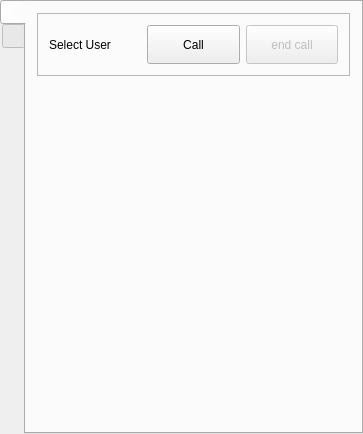
skotch96/CM, file CMClient/mainwindow.ui: the form before one commit.
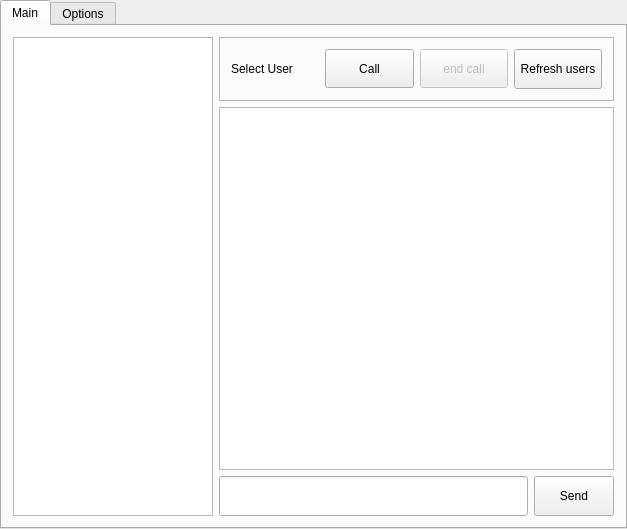
The form after the commit. The open tabs and pages were chosen to show the change. Icons and pictures are not drawn.

Commit message: Add protocol to start and end call and added send text message PS not tested version

Diff of the .ui file:
```diff
--- a/CMClient/mainwindow.ui
+++ b/CMClient/mainwindow.ui
@@ -6,8 +6,8 @@
    <rect>
     <x>0</x>
     <y>0</y>
-    <width>363</width>
-    <height>434</height>
+    <width>627</width>
+    <height>529</height>
    </rect>
   </property>
   <property name="windowTitle">
@@ -33,7 +33,7 @@
     <item>
      <widget class="QTabWidget" name="tabWidget">
       <property name="tabPosition">
-       <enum>QTabWidget::West</enum>
+       <enum>QTabWidget::North</enum>
       </property>
       <property name="currentIndex">
        <number>1</number>
@@ -50,8 +50,26 @@
          <normaloff>:/res/messanger.png</normaloff>:/res/messanger.png</iconset>
        </attribute>
        <attribute name="title">
-        <string/>
+        <string>Main</string>
        </attribute>
+       <layout class="QHBoxLayout" name="horizontalLayout_3">
+        <item>
+         <widget class="QListWidget" name="listWidget">
+          <property name="minimumSize">
+           <size>
+            <width>200</width>
+            <height>0</height>
+           </size>
+          </property>
+          <property name="maximumSize">
+           <size>
+            <width>200</width>
+            <height>16777215</height>
+           </size>
+          </property>
+         </widget>
+        </item>
+        <item>
        <layout class="QVBoxLayout" name="verticalLayout_3">
         <item>
          <widget class="QFrame" name="frame">
@@ -110,21 +128,75 @@
              </property>
             </widget>
            </item>
+             <item>
+              <widget class="QPushButton" name="pushButton_2">
+               <property name="minimumSize">
+                <size>
+                 <width>0</width>
+                 <height>40</height>
+                </size>
+               </property>
+               <property name="maximumSize">
+                <size>
+                 <width>16777215</width>
+                 <height>40</height>
+                </size>
+               </property>
+               <property name="text">
+                <string>Refresh users</string>
+               </property>
+              </widget>
+             </item>
           </layout>
          </widget>
         </item>
         <item>
-         <spacer name="verticalSpacer">
-          <property name="orientation">
-           <enum>Qt::Vertical</enum>
-          </property>
-          <property name="sizeHint" stdset="0">
+           <widget class="QTextEdit" name="textEdit">
+            <property name="readOnly">
+             <bool>true</bool>
+            </property>
+           </widget>
+          </item>
+          <item>
+           <layout class="QHBoxLayout" name="horizontalLayout_2">
+            <item>
+             <widget class="QLineEdit" name="lineEdit_3">
+              <property name="minimumSize">
            <size>
-            <width>20</width>
-            <height>344</height>
-           </size>
-          </property>
-         </spacer>
+                <width>0</width>
+                <height>40</height>
+               </size>
+              </property>
+              <property name="maximumSize">
+               <size>
+                <width>16777215</width>
+                <height>40</height>
+               </size>
+              </property>
+             </widget>
+            </item>
+            <item>
+             <widget class="QPushButton" name="pushButton">
+              <property name="minimumSize">
+               <size>
+                <width>0</width>
+                <height>40</height>
+               </size>
+              </property>
+              <property name="maximumSize">
+               <size>
+                <width>16777215</width>
+                <height>40</height>
+               </size>
+              </property>
+              <property name="text">
+               <string>Send</string>
+              </property>
+             </widget>
+            </item>
+           </layout>
+          </item>
+         </layout>
         </item>
        </layout>
       </widget>
@@ -134,7 +206,7 @@
          <normaloff>:/res/option.png</normaloff>:/res/option.png</iconset>
        </attribute>
        <attribute name="title">
-        <string/>
+        <string>Options</string>
        </attribute>
        <layout class="QVBoxLayout" name="verticalLayout_2">
         <item>
```
Left out of the diff: 30 changed lines with no effect on the pictures. Lines whose indentation alone changed are shown as unchanged. The commit also changes 27 other files.
